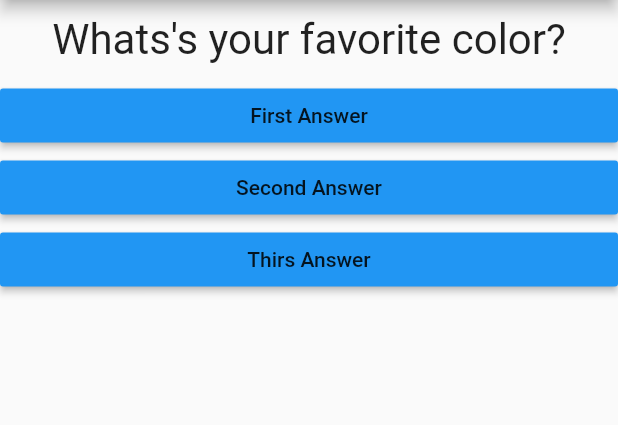
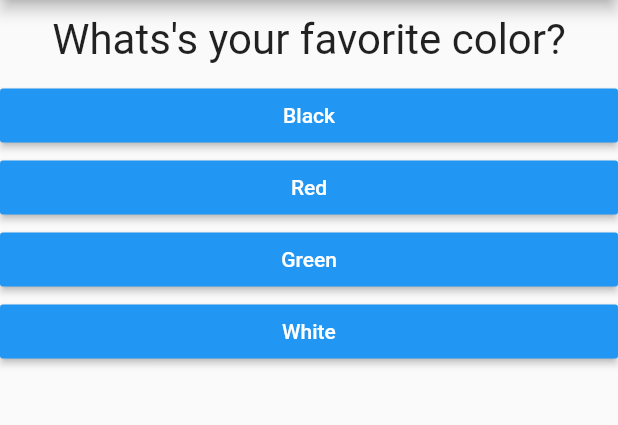
Before and after one commit to santiracca/flutter_quiz_app, a Flutter app: the screen it shows after launch, on a phone screen of 412 x 824 dp, the part 84-509 px from its top. Run offline on Flutter 3.47's test engine with Material 2 defaults, Android fonts, the phone set to English and light mode, and no system bars.

Commit message:
Finish basic quiz app

```diff
--- a/lib/answer.dart
+++ b/lib/answer.dart
@@ -2,17 +2,19 @@ import 'package:flutter/material.dart';
 
 class Answer extends StatelessWidget {
   final String answerText;
+  final int answerScore;
   final Function answerHandler;
 
-  Answer(this.answerText, this.answerHandler);
+  Answer(this.answerText, this.answerScore, this.answerHandler);
   @override
   Widget build(BuildContext context) {
     return Container(
       width: double.infinity,
       child: RaisedButton(
         color: Colors.blue,
+        textColor: Colors.white,
         child: Text(answerText),
-        onPressed: answerHandler,
+        onPressed: () => answerHandler(answerScore),
       ),
     );
   }
--- a/lib/main.dart
+++ b/lib/main.dart
@@ -1,7 +1,7 @@
 import 'package:flutter/material.dart';
 
-import './question.dart';
-import './answer.dart';
+import './quiz.dart';
+import './result.dart';
 
 void main() => runApp(MyApp());
 
@@ -14,34 +14,63 @@ class MyApp extends StatefulWidget {
 
 class _MyAppState extends State<MyApp> {
   var _questionIndex = 0;
+  var _totalScore = 0;
+  final _questions = const [
+    {
+      'questionText': 'Whats\'s your favorite color?',
+      'answers': [
+        {'text': 'Black', 'score': 10},
+        {'text': 'Red', 'score': 5},
+        {'text': 'Green', 'score': 2},
+        {'text': 'White', 'score': 0},
+      ]
+    },
+    {
+      'questionText': 'What\'s your favorite animal',
+      'answers': [
+        {'text': 'Lion', 'score': 10},
+        {'text': 'Elephant', 'score': 5},
+        {'text': 'Tiger', 'score': 2},
+        {'text': 'Monkey', 'score': 0},
+      ]
+    },
+    {
+      'questionText': 'Who\'s your favorite Instructor',
+      'answers': [
+        {'text': 'Max', 'score': 10},
+        {'text': 'Colt', 'score': 5},
+        {'text': 'Andrew', 'score': 2},
+        {'text': 'Stephen', 'score': 0},
+      ]
+    }
+  ];
 
-  void _answerQuestion() {
+  void _answerQuestion(int score) {
     setState(() {
       _questionIndex = _questionIndex + 1;
+      _totalScore = _totalScore + score;
     });
-    print(_questionIndex);
+  }
+
+  void _resetQuiz() {
+    setState(() {
+      _questionIndex = 0;
+      _totalScore = 0;
+    });
   }
 
   @override
   Widget build(BuildContext context) {
-    var questions = [
-      "Whats's your favorite color?",
-      "What's your favorite animal"
-    ];
     return MaterialApp(
       home: Scaffold(
         appBar: AppBar(
           title: Text('My First App'),
-        ), // AppBar
-        body: Column(
-          children: [
-            Question(questions[_questionIndex]),
-            Answer('First Answer', _answerQuestion),
-            Answer('Second Answer', _answerQuestion),
-            Answer('Thirs Answer', _answerQuestion),
-          ],
-        ), // Body
-      ), // Scaaffold
-    ); // Material App
+        ),
+        body: _questionIndex < _questions.length
+            ? Quiz(_questions[_questionIndex]['questionText'],
+                _questions[_questionIndex]['answers'], _answerQuestion)
+            : Result(_totalScore, _resetQuiz), // Body
+      ),
+    );
   }
 }
--- /dev/null
+++ b/lib/quiz.dart
@@ -0,0 +1,20 @@
+import "package:flutter/material.dart";
+
+import './question.dart';
+import './answer.dart';
+
+class Quiz extends StatelessWidget {
+  final String questionText;
+  final List<Map<String, Object>> answers;
+  final Function answerQuestionHandler;
+  Quiz(this.questionText, this.answers, this.answerQuestionHandler);
+  @override
+  Widget build(BuildContext context) {
+    return Column(children: [
+      Question(questionText),
+      ...(answers).map((answer) {
+        return Answer(answer['text'], answer['score'], answerQuestionHandler);
+      }).toList()
+    ]);
+  }
+}
--- a/pubspec.yaml
+++ b/pubspec.yaml
@@ -14,7 +14,7 @@ description: A new Flutter project.
 version: 1.0.0+1
 
 environment:
-  sdk: ">=2.1.0 <3.0.0"
+  sdk: ">=2.2.2 <3.0.0"
 
 dependencies:
   flutter:
```
Also changed, not shown: lib/result.dart (added, +22 -0 lines).
